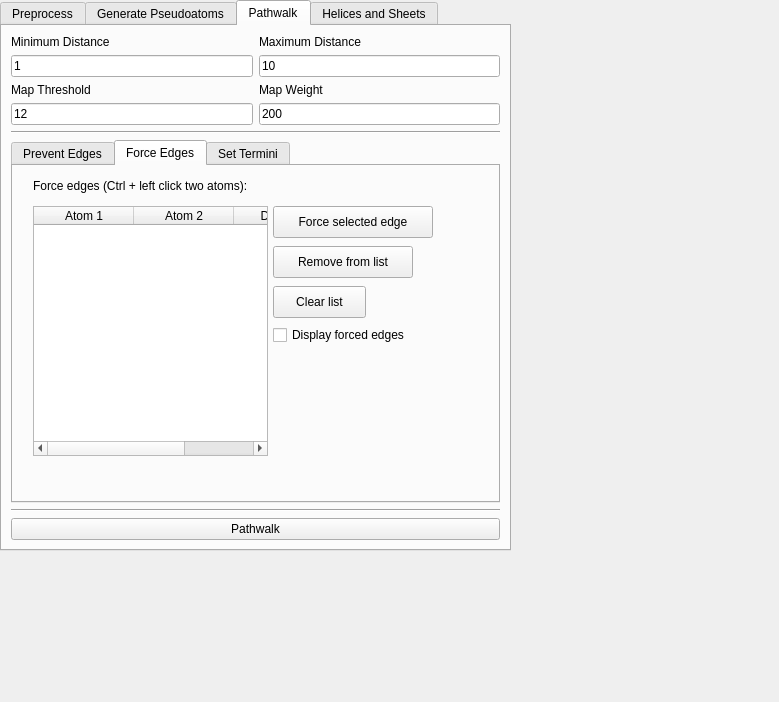
Above: Gorgon/src_ui/pathwalker_revised.ui from GorgonCryoEM/Pathwalker before the change. Below: the same form after it.
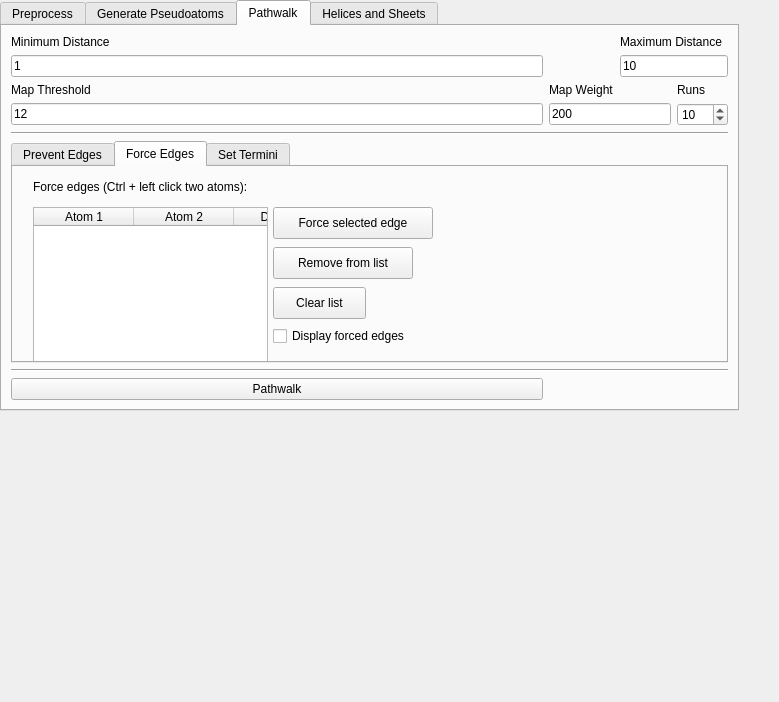
That is the form after the change. The open tabs and pages were chosen to show the change.

Patch:
```diff
--- a/Gorgon/src_ui/pathwalker_revised.ui
+++ b/Gorgon/src_ui/pathwalker_revised.ui
@@ -19,8 +19,8 @@
      <rect>
       <x>0</x>
       <y>0</y>
-      <width>511</width>
-      <height>551</height>
+      <width>739</width>
+      <height>411</height>
      </rect>
     </property>
     <property name="sizePolicy">
@@ -36,7 +36,7 @@
      </size>
     </property>
     <property name="currentIndex">
-     <number>1</number>
+     <number>2</number>
     </property>
     <widget class="QWidget" name="tab">
      <attribute name="title">
@@ -546,13 +546,6 @@
       <string>Pathwalk</string>
      </attribute>
      <layout class="QGridLayout" name="gridLayout">
-      <item row="10" column="0" colspan="2">
-       <widget class="QPushButton" name="pushButton_4">
-        <property name="text">
-         <string>Pathwalk</string>
-        </property>
-       </widget>
-      </item>
       <item row="0" column="0">
        <widget class="QLabel" name="label">
         <property name="text">
@@ -560,55 +553,34 @@
         </property>
        </widget>
       </item>
-      <item row="1" column="0">
-       <widget class="QLineEdit" name="lineEdit_9">
-        <property name="text">
-         <string>1</string>
-        </property>
-       </widget>
-      </item>
-      <item row="2" column="0">
-       <widget class="QLabel" name="label_10">
-        <property name="text">
-         <string>Map Threshold</string>
-        </property>
-       </widget>
-      </item>
-      <item row="6" column="0" colspan="2">
-       <widget class="Line" name="line_2">
-        <property name="orientation">
-         <enum>Qt::Horizontal</enum>
-        </property>
-       </widget>
-      </item>
-      <item row="4" column="0" colspan="2">
-       <widget class="Line" name="line">
-        <property name="orientation">
-         <enum>Qt::Horizontal</enum>
-        </property>
-       </widget>
-      </item>
-      <item row="3" column="1">
-       <widget class="QLineEdit" name="lineEdit_12">
-        <property name="text">
-         <string>200</string>
-        </property>
-       </widget>
-      </item>
-      <item row="0" column="1">
+      <item row="0" column="2" colspan="2">
        <widget class="QLabel" name="label_2">
         <property name="text">
          <string>Maximum Distance</string>
         </property>
        </widget>
       </item>
-      <item row="1" column="1">
+      <item row="1" column="0">
+       <widget class="QLineEdit" name="lineEdit_9">
+        <property name="text">
+         <string>1</string>
+        </property>
+       </widget>
+      </item>
+      <item row="1" column="2" colspan="2">
        <widget class="QLineEdit" name="lineEdit_10">
         <property name="text">
          <string>10</string>
         </property>
        </widget>
       </item>
+      <item row="2" column="0">
+       <widget class="QLabel" name="label_10">
+        <property name="text">
+         <string>Map Threshold</string>
+        </property>
+       </widget>
+      </item>
       <item row="2" column="1">
        <widget class="QLabel" name="label_11">
         <property name="text">
@@ -616,6 +588,13 @@
         </property>
        </widget>
       </item>
+      <item row="2" column="3">
+       <widget class="QLabel" name="label_5">
+        <property name="text">
+         <string>Runs</string>
+        </property>
+       </widget>
+      </item>
       <item row="3" column="0">
        <widget class="QLineEdit" name="lineEdit_11">
         <property name="text">
@@ -623,7 +602,31 @@
         </property>
        </widget>
       </item>
-      <item row="5" column="0" colspan="2">
+      <item row="3" column="1" colspan="2">
+       <widget class="QLineEdit" name="lineEdit_12">
+        <property name="text">
+         <string>200</string>
+        </property>
+       </widget>
+      </item>
+      <item row="3" column="3">
+       <widget class="QSpinBox" name="spinBox_6">
+        <property name="minimum">
+         <number>1</number>
+        </property>
+        <property name="value">
+         <number>10</number>
+        </property>
+       </widget>
+      </item>
+      <item row="4" column="0" colspan="4">
+       <widget class="Line" name="line">
+        <property name="orientation">
+         <enum>Qt::Horizontal</enum>
+        </property>
+       </widget>
+      </item>
+      <item row="5" column="0" colspan="4">
        <widget class="QTabWidget" name="tabWidget_2">
         <property name="maximumSize">
          <size>
@@ -740,14 +743,6 @@
            <string>Display removed edges</string>
           </property>
          </widget>
-         <zorder>label</zorder>
-         <zorder>lineEdit_9</zorder>
-         <zorder>tableWidget</zorder>
-         <zorder>label_12</zorder>
-         <zorder>pushButton_15</zorder>
-         <zorder>pushButton_6</zorder>
-         <zorder>pushButton_7</zorder>
-         <zorder>checkBox</zorder>
         </widget>
         <widget class="QWidget" name="tab_5">
          <attribute name="title">
@@ -907,6 +902,20 @@
         </widget>
        </widget>
       </item>
+      <item row="6" column="0" colspan="4">
+       <widget class="Line" name="line_2">
+        <property name="orientation">
+         <enum>Qt::Horizontal</enum>
+        </property>
+       </widget>
+      </item>
+      <item row="7" column="0">
+       <widget class="QPushButton" name="pushButton_4">
+        <property name="text">
+         <string>Pathwalk</string>
+        </property>
+       </widget>
+      </item>
      </layout>
     </widget>
     <widget class="QWidget" name="tab_7">
@@ -1164,8 +1173,6 @@
      </layout>
     </widget>
    </widget>
-   <zorder>tabWidget</zorder>
-   <zorder>pushButton_2</zorder>
   </widget>
  </widget>
  <resources/>
```
